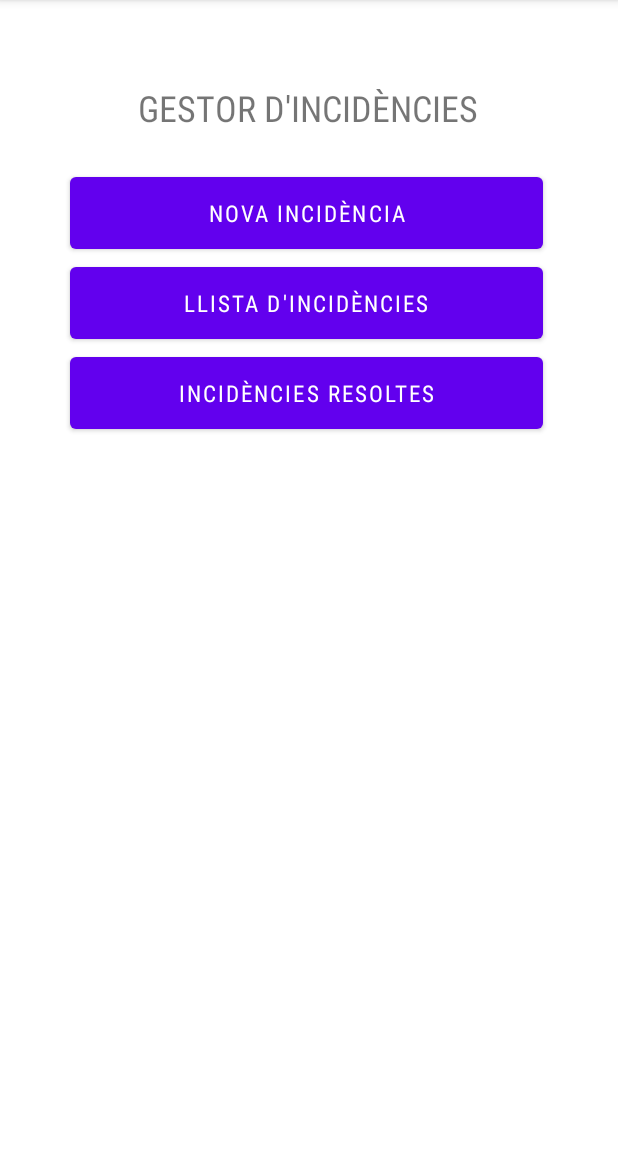
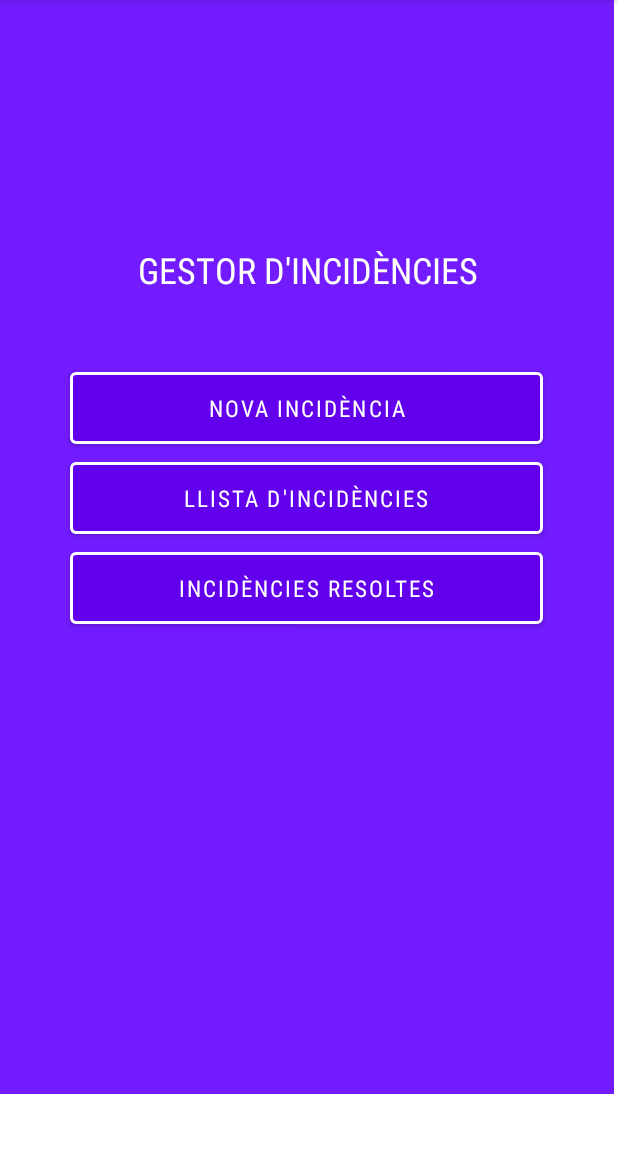
Before and after one commit to GuillemBSK/Gestor_Incidencies, an Android app: the screen it shows after launch (MainActivity), on a phone screen of 412 x 824 dp, the part 84-1236 px from its top. Run offline under Robolectric (Android 15) with nearby library versions, the phone set to English and light mode, and no system bars.

Commit message:
canvi interficie

```diff
--- a/app/src/main/res/layout/activity_main.xml
+++ b/app/src/main/res/layout/activity_main.xml
@@ -9,13 +9,14 @@
     <LinearLayout
         android:layout_width="409dp"
         android:layout_height="729dp"
+        android:background="#721BFF"
         android:orientation="vertical"
         tools:layout_editor_absoluteX="1dp"
         tools:layout_editor_absoluteY="1dp">
 
         <Space
             android:layout_width="match_parent"
-            android:layout_height="55dp" />
+            android:layout_height="163dp" />
 
         <TextView
             android:id="@+id/textView"
@@ -25,11 +26,12 @@
             android:fontFamily="sans-serif-condensed"
             android:text="GESTOR D'INCIDÈNCIES"
             android:textAlignment="center"
+            android:textColor="#FFFFFF"
             android:textSize="24sp" />
 
         <Space
             android:layout_width="match_parent"
-            android:layout_height="24dp" />
+            android:layout_height="46dp" />
 
         <Button
             android:id="@+id/main_nova_inci"
@@ -39,7 +41,10 @@
             android:fontFamily="sans-serif-condensed"
             android:text="Nova incidència"
             android:textAlignment="center"
-            android:textSize="15dp" />
+            android:textColor="#FFFFFF"
+            android:textSize="15dp"
+            app:strokeColor="#FFFFFF"
+            app:strokeWidth="3px" />
 
         <Button
             android:id="@+id/main_llista_inci"
@@ -48,7 +53,9 @@
             android:layout_gravity="center|center_vertical"
             android:fontFamily="sans-serif-condensed"
             android:text="Llista d'incidències"
-            android:textSize="15dp" />
+            android:textSize="15dp"
+            app:strokeColor="#FFFFFF"
+            app:strokeWidth="3px" />
 
         <Button
             android:id="@+id/main_inci_resoltes"
@@ -57,6 +64,8 @@
             android:layout_gravity="center|center_vertical"
             android:fontFamily="sans-serif-condensed"
             android:text="Incidències resoltes"
-            android:textSize="15dp" />
+            android:textSize="15dp"
+            app:strokeColor="#FFFFFF"
+            app:strokeWidth="3px" />
     </LinearLayout>
 </androidx.constraintlayout.widget.ConstraintLayout>
```
